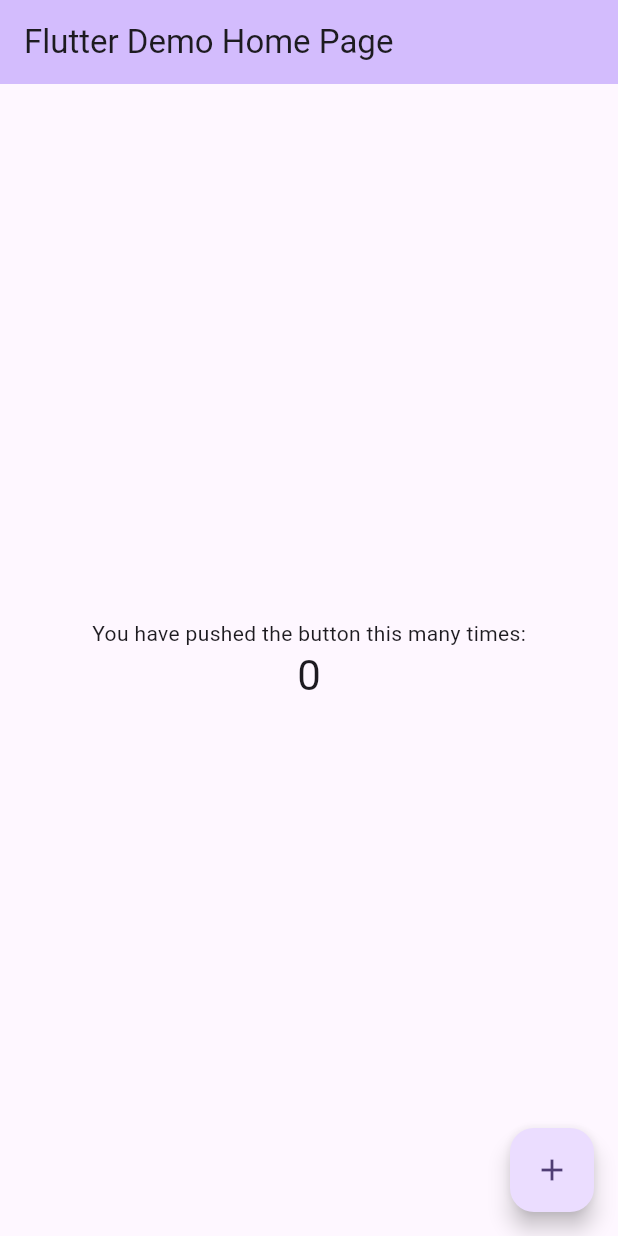
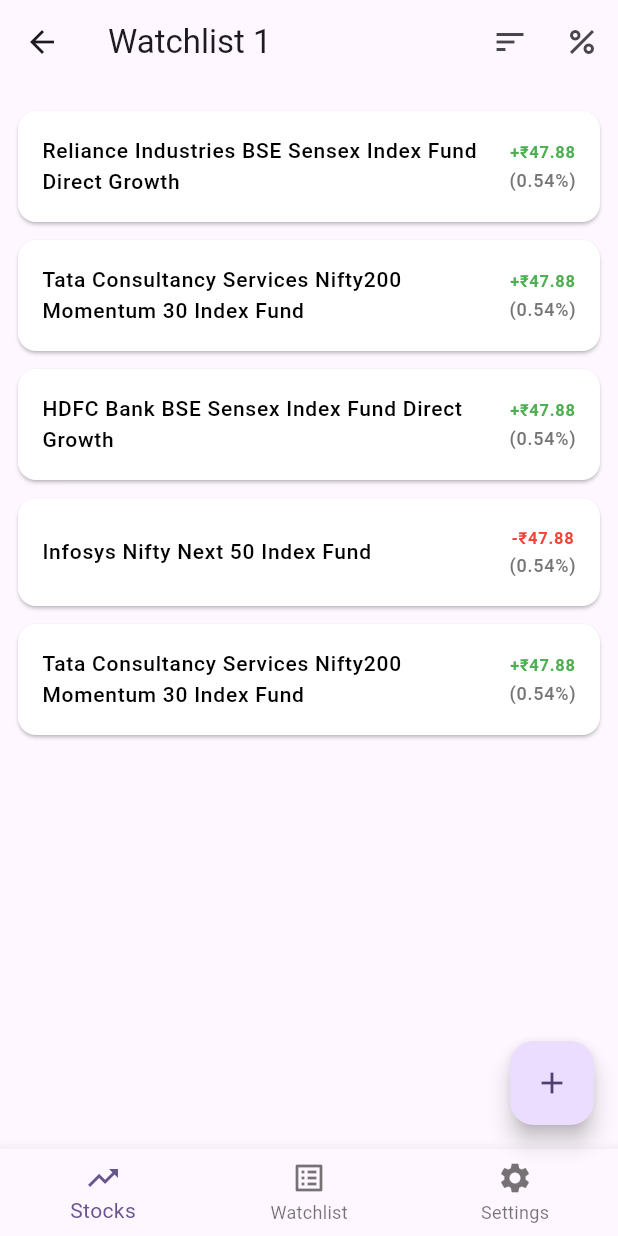
Before and after one commit to Abhishekpanchal07/stock_app, a Flutter app: the screen it shows after launch, on a phone screen of 412 x 824 dp. Run offline on Flutter 3.47's test engine with Material 3 defaults, Android fonts, the phone set to English and light mode, and no system bars.

Commit message:
add constants filess

```diff
--- /dev/null
+++ b/lib/core/constants/string_constants.dart
@@ -0,0 +1,4 @@
+class StringConstants{
+  static const stockApp = "Stock App";
+  static const apiSecretKey = "5d71c57bc47541ba980571bf2ab717bf";
+}
--- /dev/null
+++ b/lib/core/constants/svg_image_constants.dart
@@ -0,0 +1,3 @@
+class SvgImageConstants{
+
+}
--- a/lib/main.dart
+++ b/lib/main.dart
@@ -1,3 +1,5 @@
+import 'package:beyond_stock_app/core/constants/string_constants.dart';
+import 'package:beyond_stock_app/screens/watchlist.dart';
 import 'package:flutter/material.dart';
 
 void main() {
@@ -11,115 +13,12 @@
   @override
   Widget build(BuildContext context) {
     return MaterialApp(
-      title: 'Flutter Demo',
+      title: StringConstants.stockApp,
       theme: ThemeData(
-        // This is the theme of your application.
-        //
-        // TRY THIS: Try running your application with "flutter run". You'll see
-        // the application has a purple toolbar. Then, without quitting the app,
-        // try changing the seedColor in the colorScheme below to Colors.green
-        // and then invoke "hot reload" (save your changes or press the "hot
-        // reload" button in a Flutter-supported IDE, or press "r" if you used
-        // the command line to start the app).
-        //
-        // Notice that the counter didn't reset back to zero; the application
-        // state is not lost during the reload. To reset the state, use hot
-        // restart instead.
-        //
-        // This works for code too, not just values: Most code changes can be
-        // tested with just a hot reload.
         colorScheme: ColorScheme.fromSeed(seedColor: Colors.deepPurple),
         useMaterial3: true,
       ),
-      home: const MyHomePage(title: 'Flutter Demo Home Page'),
+      home: const WatchlistScreen(),
     );
   }
 }
-
-class MyHomePage extends StatefulWidget {
-  const MyHomePage({super.key, required this.title});
-
-  // This widget is the home page of your application. It is stateful, meaning
-  // that it has a State object (defined below) that contains fields that affect
-  // how it looks.
-
-  // This class is the configuration for the state. It holds the values (in this
-  // case the title) provided by the parent (in this case the App widget) and
-  // used by the build method of the State. Fields in a Widget subclass are
-  // always marked "final".
-
-  final String title;
-
-  @override
-  State<MyHomePage> createState() => _MyHomePageState();
-}
-
-class _MyHomePageState extends State<MyHomePage> {
-  int _counter = 0;
-
-  void _incrementCounter() {
-    setState(() {
-      // This call to setState tells the Flutter framework that something has
-      // changed in this State, which causes it to rerun the build method below
-      // so that the display can reflect the updated values. If we changed
-      // _counter without calling setState(), then the build method would not be
-      // called again, and so nothing would appear to happen.
-      _counter++;
-    });
-  }
-
-  @override
-  Widget build(BuildContext context) {
-    // This method is rerun every time setState is called, for instance as done
-    // by the _incrementCounter method above.
-    //
-    // The Flutter framework has been optimized to make rerunning build methods
-    // fast, so that you can just rebuild anything that needs updating rather
-    // than having to individually change instances of widgets.
-    return Scaffold(
-      appBar: AppBar(
-        // TRY THIS: Try changing the color here to a specific color (to
-        // Colors.amber, perhaps?) and trigger a hot reload to see the AppBar
-        // change color while the other colors stay the same.
-        backgroundColor: Theme.of(context).colorScheme.inversePrimary,
-        // Here we take the value from the MyHomePage object that was created by
-        // the App.build method, and use it to set our appbar title.
-        title: Text(widget.title),
-      ),
-      body: Center(
-        // Center is a layout widget. It takes a single child and positions it
-        // in the middle of the parent.
-        child: Column(
-          // Column is also a layout widget. It takes a list of children and
-          // arranges them vertically. By default, it sizes itself to fit its
-          // children horizontally, and tries to be as tall as its parent.
-          //
-          // Column has various properties to control how it sizes itself and
-          // how it positions its children. Here we use mainAxisAlignment to
-          // center the children vertically; the main axis here is the vertical
-          // axis because Columns are vertical (the cross axis would be
-          // horizontal).
-          //
-          // TRY THIS: Invoke "debug painting" (choose the "Toggle Debug Paint"
-          // action in the IDE, or press "p" in the console), to see the
-          // wireframe for each widget.
-          mainAxisAlignment: MainAxisAlignment.center,
-          children: <Widget>[
-            const Text(
-              'You have pushed the button this many times:',
-            ),
-            Text(
-              '$_counter',
-              style: Theme.of(context).textTheme.headlineMedium,
-            ),
-          ],
-        ),
-      ),
-      floatingActionButton: FloatingActionButton(
-        onPressed: _incrementCounter,
-        tooltip: 'Increment',
-        child: const Icon(Icons.add),
-      ), // This trailing comma makes auto-formatting nicer for build methods.
-    );
-  }
-}
--- /dev/null
+++ b/lib/screens/watchlist.dart
@@ -0,0 +1,126 @@
+import 'package:flutter/material.dart';
+
+class WatchlistScreen extends StatefulWidget {
+  const WatchlistScreen({super.key});
+
+  @override
+  State<WatchlistScreen> createState() => _WatchlistScreenState();
+}
+
+class _WatchlistScreenState extends State<WatchlistScreen> {
+  final List<WatchItem> watchlist = [
+    WatchItem(name: 'Reliance Industries BSE Sensex Index Fund Direct Growth', priceChange: 47.88),
+    WatchItem(name: 'Tata Consultancy Services Nifty200 Momentum 30 Index Fund', priceChange: 47.88),
+    WatchItem(name: 'HDFC Bank BSE Sensex Index Fund Direct Growth', priceChange: 47.88),
+    WatchItem(name: 'Infosys Nifty Next 50 Index Fund', priceChange: -47.88),
+    WatchItem(name: 'Tata Consultancy Services Nifty200 Momentum 30 Index Fund', priceChange: 47.88),
+  ];
+
+  void _deleteItem(int index) {
+    setState(() {
+      watchlist.removeAt(index);
+    });
+  }
+
+  @override
+  Widget build(BuildContext context) {
+    final isDark = Theme.of(context).brightness == Brightness.dark;
+
+    return Scaffold(
+      appBar: AppBar(
+        title: const Text('Watchlist 1'),
+        leading: const BackButton(),
+        actions: [
+          IconButton(
+            icon: const Icon(Icons.sort),
+            onPressed: () {
+              // Sorting logic here
+            },
+          ),
+          IconButton(
+            icon: const Icon(Icons.percent),
+            onPressed: () {
+              // Day change logic here
+            },
+          ),
+        ],
+      ),
+      body: ListView.builder(
+        itemCount: watchlist.length,
+        padding: const EdgeInsets.all(12),
+        itemBuilder: (context, index) {
+          final item = watchlist[index];
+          return Dismissible(
+            key: ValueKey(item.name),
+            direction: DismissDirection.endToStart,
+            background: Container(
+              alignment: Alignment.centerRight,
+              padding: const EdgeInsets.symmetric(horizontal: 20),
+              color: Colors.red,
+              child: const Icon(Icons.delete, color: Colors.white),
+            ),
+            onDismissed: (_) => _deleteItem(index),
+            child: Card(
+              color: isDark ? Colors.grey[900] : Colors.white,
+              margin: const EdgeInsets.symmetric(vertical: 6),
+              child: ListTile(
+                contentPadding: const EdgeInsets.symmetric(horizontal: 16, vertical: 8),
+                title: Text(
+                  item.name,
+                  style: TextStyle(
+                    color: isDark ? Colors.white : Colors.black,
+                    fontSize: 14,
+                    fontWeight: FontWeight.w500,
+                  ),
+                ),
+                trailing: Column(
+                  mainAxisAlignment: MainAxisAlignment.center,
+                  children: [
+                    Text(
+                      item.priceChange > 0
+                          ? '+₹${item.priceChange.toStringAsFixed(2)}'
+                          : '-₹${item.priceChange.abs().toStringAsFixed(2)}',
+                      style: TextStyle(
+                        color: item.priceChange >= 0 ? Colors.green : Colors.red,
+                        fontWeight: FontWeight.bold,
+                      ),
+                    ),
+                    const SizedBox(height: 2),
+                    Text(
+                      '(0.54%)',
+                      style: TextStyle(
+                        fontSize: 12,
+                        color: isDark ? Colors.grey[400] : Colors.grey[600],
+                      ),
+                    ),
+                  ],
+                ),
+              ),
+            ),
+          );
+        },
+      ),
+      floatingActionButton: FloatingActionButton(
+        onPressed: () {
+          // Add stock logic
+        },
+        child: const Icon(Icons.add),
+      ),
+      bottomNavigationBar: BottomNavigationBar(
+        currentIndex: 0,
+        items: const [
+          BottomNavigationBarItem(icon: Icon(Icons.trending_up), label: 'Stocks'),
+          BottomNavigationBarItem(icon: Icon(Icons.list_alt), label: 'Watchlist'),
+          BottomNavigationBarItem(icon: Icon(Icons.settings), label: 'Settings'),
+        ],
+      ),
+    );
+  }
+}
+
+class WatchItem {
+  final String name;
+  final double priceChange;
+
+  WatchItem({required this.name, required this.priceChange});
+}
--- a/pubspec.yaml
+++ b/pubspec.yaml
@@ -36,6 +36,7 @@
   cupertino_icons: ^1.0.8
   dio: ^5.8.0+1
   provider: ^6.1.5
+  flutter_svg: ^2.2.0
 
 dev_dependencies:
   flutter_test:
@@ -60,8 +61,8 @@
   uses-material-design: true
 
   # To add assets to your application, add an assets section, like this:
-  # assets:
-  #   - images/a_dot_burr.jpeg
+  assets:
+    - assets/images/svg/
   #   - images/a_dot_ham.jpeg
 
   # An image asset can refer to one or more resolution-specific "variants", see
```
